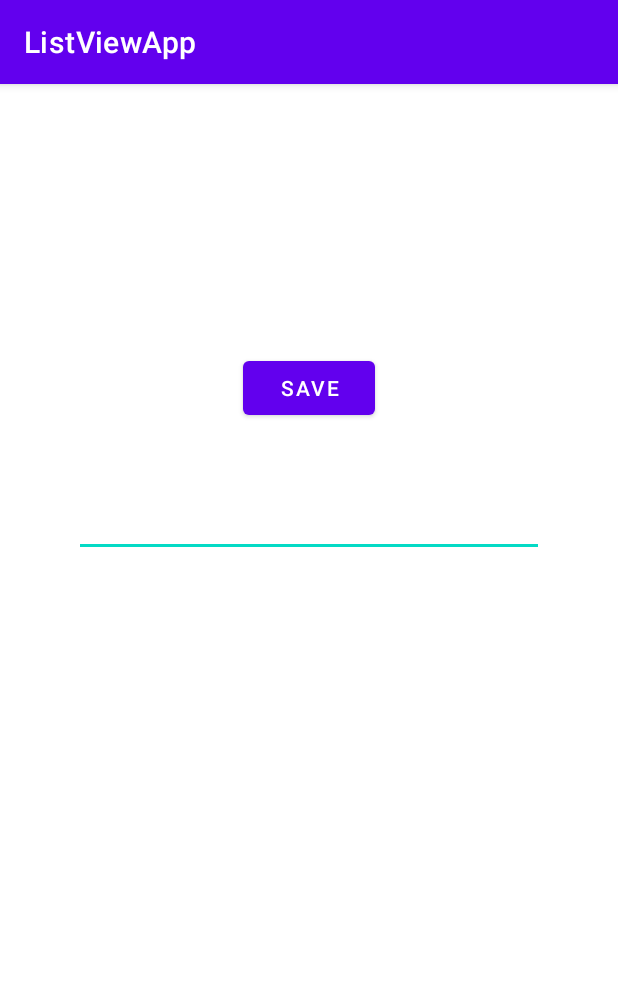
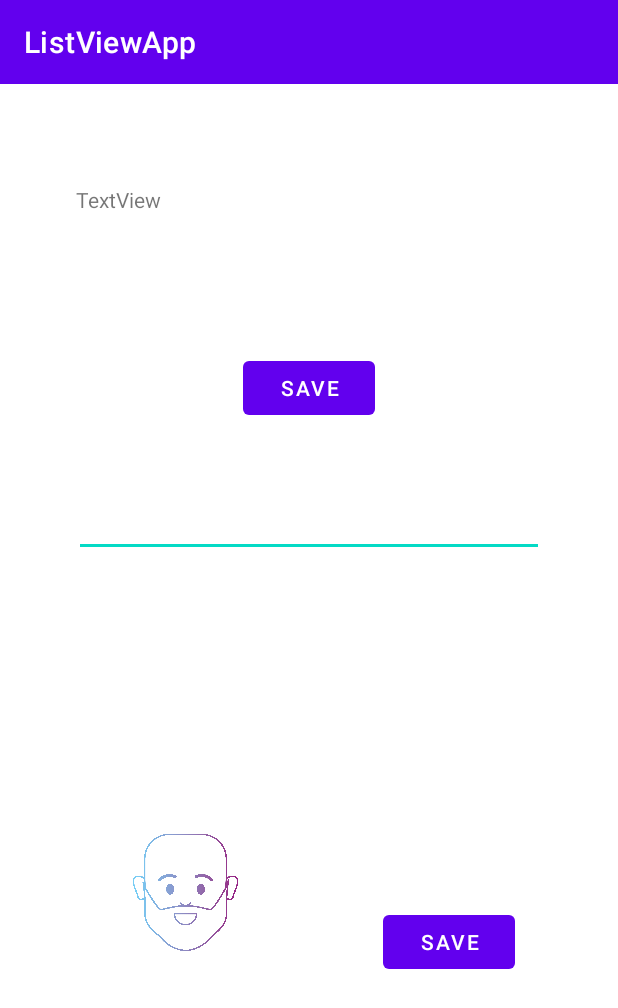
Before and after one commit to DavidKrtolica/AndroidDev, an Android app: the DetailsActivity screen opened directly, with no data from a screen before it, on a phone screen of 412 x 824 dp. Shown: the top 1008 px of the screen. Run offline under Robolectric (Android 15) with nearby library versions, the phone set to English and light mode, and no system bars; our stand-ins replace Firebase (no records; nobody signed in at launch, a user with empty details on screens opened directly); 1 statement that could not run was skipped.

Commit message:
Continued working on our ListView app - implemented Firebase Storage (downloading and uploading images)

```diff
--- a/ListViewApp/app/build.gradle
+++ b/ListViewApp/app/build.gradle
@@ -42,4 +42,5 @@
     androidTestImplementation 'androidx.test.espresso:espresso-core:3.3.0'
     implementation platform('com.google.firebase:firebase-bom:27.0.0')
     implementation 'com.google.firebase:firebase-firestore:22.1.2'
+    implementation 'com.google.firebase:firebase-storage:19.1.1'
 }
--- a/ListViewApp/app/src/main/AndroidManifest.xml
+++ b/ListViewApp/app/src/main/AndroidManifest.xml
@@ -9,7 +9,7 @@
         android:roundIcon="@mipmap/ic_launcher_round"
         android:supportsRtl="true"
         android:theme="@style/Theme.ListViewApp">
-        <activity android:name=".DetailsActivity"></activity>
+        <activity android:name=".DetailsActivity" android:hardwareAccelerated="false"></activity>
         <activity android:name=".MainActivity">
             <intent-filter>
                 <action android:name="android.intent.action.MAIN" />
--- a/ListViewApp/app/src/main/java/com/example/listviewapp/DetailsActivity.java
+++ b/ListViewApp/app/src/main/java/com/example/listviewapp/DetailsActivity.java
@@ -3,17 +3,28 @@
 import androidx.appcompat.app.AppCompatActivity;
 
 import android.content.Intent;
+import android.graphics.Bitmap;
+import android.graphics.BitmapFactory;
 import android.os.Bundle;
 import android.view.View;
 import android.widget.Button;
 import android.widget.EditText;
+import android.widget.ImageView;
 import android.widget.TextView;
 
-public class DetailsActivity extends AppCompatActivity {
+import com.example.listviewapp.adapter.repo.Repo;
+import com.example.listviewapp.model.Note;
+import com.google.firebase.storage.StorageReference;
 
-    TextView editTextView;
-    Button saveBtn;
-    EditText editTextInput;
+public class DetailsActivity extends AppCompatActivity implements TaskListener {
+
+    private TextView editTextView;
+    private Button saveBtn;
+    private EditText editTextInput;
+    private ImageView imageView;
+    private Button saveBtn2;
+    private Bitmap currentBitmap;
+    private Note currentNote;
 
     @Override
     protected void onCreate(Bundle savedInstanceState) {
@@ -23,13 +34,30 @@
         editTextView = findViewById(R.id.editTextView);
         saveBtn = findViewById(R.id.buttonSave);
         editTextInput = findViewById(R.id.editTextInput);
+        imageView = findViewById(R.id.imageView);
+        saveBtn2 = findViewById(R.id.button);
 
         // GET THE TEXT FROM THE INTENT EXTRA DATA
-        editTextView.setText(getIntent().getStringExtra("note"));
+        String noteID = getIntent().getStringExtra("noteid");
+        currentNote = Repo.r().getNoteWith(noteID);
+        editTextView.setText(currentNote.getText());
     }
 
-    // TO-DO
+    public void setupStaticImage(View view) {
+        // MUST BE CALLED AFTER "onCreate()" IS FINISHED
+        imageView.buildDrawingCache(true);
+        currentBitmap = Bitmap.createBitmap(imageView.getDrawingCache(true));
+        currentNote.setText(editTextView.getText().toString());
+        Repo.r().uploadBitmap(currentNote, currentBitmap);
+    }
+
     public void savePressed(View view) {
+        Repo.r().updateNote(new Note(currentNote.getId(), editTextInput.getText().toString()));
+    }
+
+    @Override
+    public void receive(byte[] bytes) {
+        Bitmap databaseImg = BitmapFactory.decodeByteArray(bytes, 0, bytes.length);
 
     }
 
--- /dev/null
+++ b/ListViewApp/app/src/main/java/com/example/listviewapp/TaskListener.java
@@ -0,0 +1,5 @@
+package com.example.listviewapp;
+
+public interface TaskListener {
+    public void receive(byte[] bytes);
+}
--- a/ListViewApp/app/src/main/res/layout/activity_details.xml
+++ b/ListViewApp/app/src/main/res/layout/activity_details.xml
@@ -43,4 +43,29 @@
         app:layout_constraintEnd_toEndOf="parent"
         app:layout_constraintStart_toStartOf="parent"
         app:layout_constraintTop_toBottomOf="@+id/buttonSave" />
+
+    <ImageView
+        android:id="@+id/imageView"
+        android:layout_width="114dp"
+        android:layout_height="114dp"
+        android:layout_marginStart="48dp"
+        android:layout_marginEnd="28dp"
+        android:layout_marginBottom="172dp"
+        app:layout_constraintBottom_toBottomOf="parent"
+        app:layout_constraintEnd_toStartOf="@+id/button"
+        app:layout_constraintStart_toStartOf="parent"
+        app:srcCompat="@drawable/logo" />
+
+    <Button
+        android:id="@+id/button"
+        android:layout_width="wrap_content"
+        android:layout_height="wrap_content"
+        android:layout_marginStart="28dp"
+        android:layout_marginEnd="50dp"
+        android:layout_marginBottom="172dp"
+        android:onClick="setupStaticImage"
+        android:text="Save"
+        app:layout_constraintBottom_toBottomOf="parent"
+        app:layout_constraintEnd_toEndOf="parent"
+        app:layout_constraintStart_toEndOf="@+id/imageView" />
 </androidx.constraintlayout.widget.ConstraintLayout>
```
Also changed, not shown: ListViewApp/app/src/main/java/com/example/listviewapp/MainActivity.java (+7 -5 lines), ListViewApp/app/src/main/java/com/example/listviewapp/adapter/MyAdapter.java (+4 -3 lines), ListViewApp/app/src/main/java/com/example/listviewapp/adapter/repo/Repo.java (+57 -6 lines), ListViewApp/app/src/main/java/com/example/listviewapp/model/Note.java (added, +29 -0 lines), ListViewApp/app/src/main/res/drawable/logo.jpg (added).
